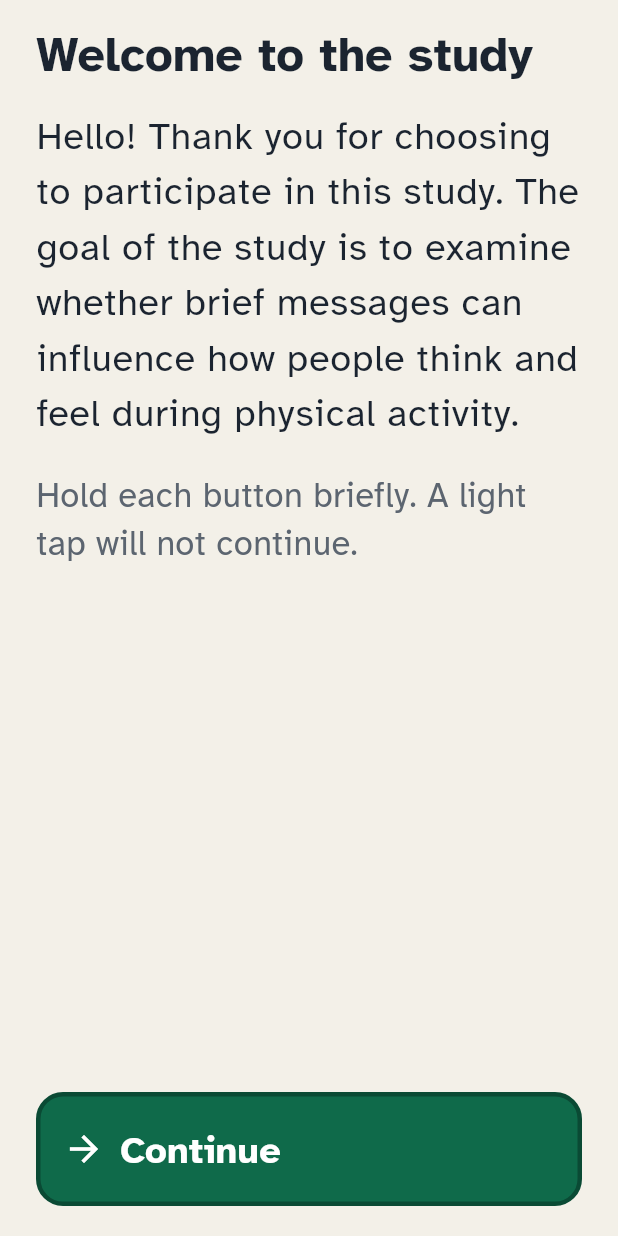
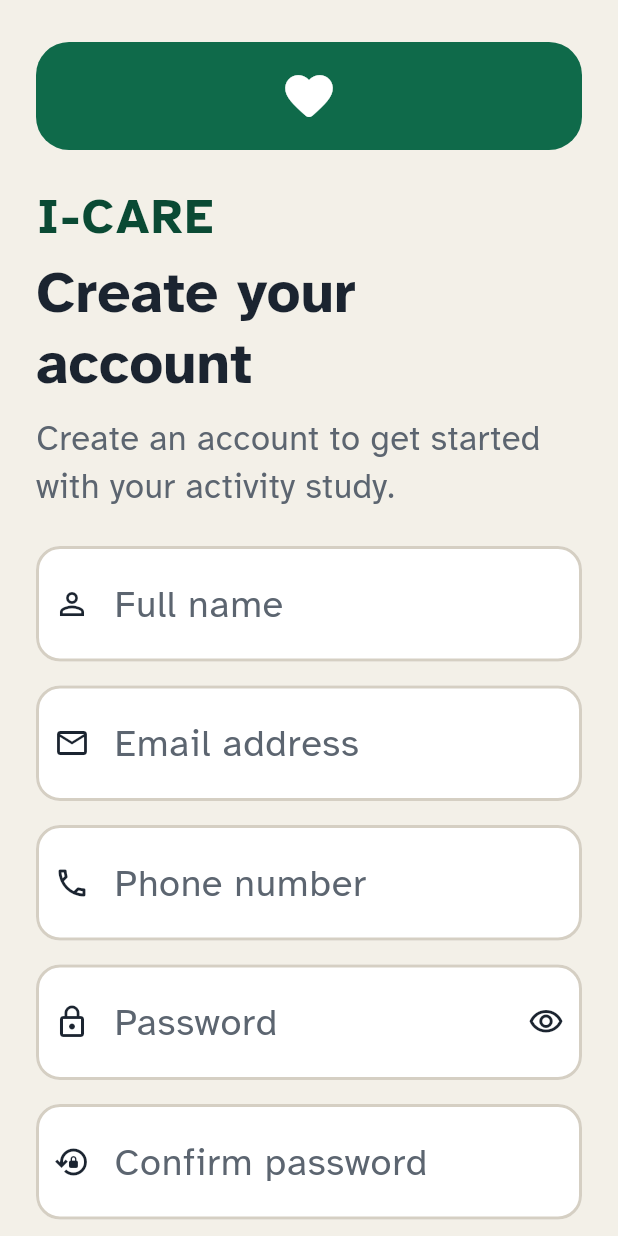
Before and after one commit to Likhith1128/Likhith1128, a Flutter app: the screen it shows after launch, on a phone screen of 412 x 824 dp. Run offline on Flutter 3.47's test engine with Material 3 defaults, Android fonts, the phone set to English and light mode, and no system bars; our stand-ins replace shared_preferences.

Commit message:
an#	modified:   lib/screens/post_activity_screen.dart

```diff
--- a/icare_app/lib/app.dart
+++ b/icare_app/lib/app.dart
@@ -1,6 +1,8 @@
 import 'package:flutter/material.dart';
 
 import 'screens/active_bout_screen.dart';
+import 'screens/activity_history_screen.dart';
+import 'screens/authentication_screen.dart';
 import 'screens/begin_activity_screen.dart';
 import 'screens/during_prompt_screen.dart';
 import 'screens/end_confirm_screen.dart';
@@ -30,10 +32,16 @@ class ICareApp extends StatelessWidget {
       title: 'I-CARE',
       debugShowCheckedModeBanner: false,
       theme: buildStudyTheme(),
-      initialRoute: controller.welcomed ? '/home' : '/',
+      initialRoute: !controller.authenticated
+          ? '/auth'
+          : controller.welcomed
+          ? '/home'
+          : '/',
       routes: {
+        '/auth': (_) => const AuthenticationScreen(),
         '/': (_) => const WelcomeScreen(),
         '/home': (_) => const HomeScreen(),
+        '/activity-history': (_) => const ActivityHistoryScreen(),
         '/settings': (_) => const SettingsScreen(),
         '/morning': (_) => const MorningPromptScreen(),
         '/begin': (_) => const BeginActivityScreen(),
--- /dev/null
+++ b/icare_app/lib/screens/authentication_screen.dart
@@ -0,0 +1,276 @@
+import 'package:flutter/material.dart';
+
+import '../study_scope.dart';
+import '../theme.dart';
+
+class AuthenticationScreen extends StatefulWidget {
+  const AuthenticationScreen({super.key});
+
+  @override
+  State<AuthenticationScreen> createState() => _AuthenticationScreenState();
+}
+
+class _AuthenticationScreenState extends State<AuthenticationScreen> {
+  final _formKey = GlobalKey<FormState>();
+  final _nameController = TextEditingController();
+  final _emailController = TextEditingController();
+  final _phoneController = TextEditingController();
+  final _passwordController = TextEditingController();
+  final _confirmPasswordController = TextEditingController();
+  bool _isSignUp = true;
+  bool _hidePassword = true;
+
+  @override
+  void dispose() {
+    _nameController.dispose();
+    _emailController.dispose();
+    _phoneController.dispose();
+    _passwordController.dispose();
+    _confirmPasswordController.dispose();
+    super.dispose();
+  }
+
+  void _switchMode() {
+    setState(() {
+      _isSignUp = !_isSignUp;
+      _formKey.currentState?.reset();
+    });
+  }
+
+  void _submit() {
+    if (!_formKey.currentState!.validate()) return;
+    final controller = StudyScope.watch(context).controller;
+    final email = _emailController.text.trim();
+    final name = _isSignUp
+        ? _nameController.text.trim()
+        : controller.name.trim().isEmpty
+        ? email.split('@').first
+        : controller.name;
+    controller.completeAuthentication(
+      name: name,
+      email: email,
+      phoneNumber: _isSignUp
+          ? _phoneController.text.trim()
+          : controller.phoneNumber,
+    );
+    if (!mounted) return;
+    Navigator.of(context)
+        .pushReplacementNamed(controller.welcomed ? '/home' : '/');
+  }
+
+  @override
+  Widget build(BuildContext context) {
+    final title = _isSignUp ? 'Create your account' : 'Welcome back';
+    return Scaffold(
+      body: SafeArea(
+        child: Center(
+          child: SingleChildScrollView(
+            padding: const EdgeInsets.fromLTRB(24, 28, 24, 32),
+            child: ConstrainedBox(
+              constraints: const BoxConstraints(maxWidth: 440),
+              child: Form(
+                key: _formKey,
+                child: Column(
+                  crossAxisAlignment: CrossAxisAlignment.stretch,
+                  children: [
+                    Container(
+                      width: 72,
+                      height: 72,
+                      alignment: Alignment.center,
+                      decoration: BoxDecoration(
+                        color: StudyColors.green,
+                        borderRadius: BorderRadius.circular(22),
+                      ),
+                      child: const Icon(
+                        Icons.favorite_rounded,
+                        color: Colors.white,
+                        size: 38,
+                      ),
+                    ),
+                    const SizedBox(height: 24),
+                    Text(
+                      'I-CARE',
+                      style: Theme.of(context).textTheme.titleLarge?.copyWith(
+                        color: StudyColors.greenDark,
+                        letterSpacing: 1.4,
+                      ),
+                    ),
+                    const SizedBox(height: 8),
+                    Text(
+                      title,
+                      style: Theme.of(context).textTheme.headlineMedium,
+                    ),
+                    const SizedBox(height: 10),
+                    Text(
+                      _isSignUp
+                          ? 'Create an account to get started with your activity study.'
+                          : 'Sign in to continue to your activity study.',
+                      style: Theme.of(context).textTheme.bodyMedium
+                          ?.copyWith(color: StudyColors.muted),
+                    ),
+                    const SizedBox(height: 24),
+                    if (_isSignUp) ...[
+                      TextFormField(
+                        key: const Key('auth-name'),
+                        controller: _nameController,
+                        textCapitalization: TextCapitalization.words,
+                        textInputAction: TextInputAction.next,
+                        autofillHints: const [AutofillHints.name],
+                        decoration: const InputDecoration(
+                          labelText: 'Full name',
+                          prefixIcon: Icon(Icons.person_outline),
+                        ),
+                        validator: (value) =>
+                            value == null || value.trim().isEmpty
+                            ? 'Enter your name'
+                            : null,
+                      ),
+                      const SizedBox(height: 16),
+                    ],
+                    TextFormField(
+                      key: const Key('auth-email'),
+                      controller: _emailController,
+                      keyboardType: TextInputType.emailAddress,
+                      textInputAction: TextInputAction.next,
+                      autofillHints: const [AutofillHints.email],
+                      decoration: const InputDecoration(
+                        labelText: 'Email address',
+                        prefixIcon: Icon(Icons.email_outlined),
+                      ),
+                      validator: (value) {
+                        final email = value?.trim() ?? '';
+                        return RegExp(r'^[^\s@]+@[^\s@]+\.[^\s@]+$')
+                                .hasMatch(email)
+                            ? null
+                            : 'Enter a valid email address';
+                      },
+                    ),
+                    if (_isSignUp) ...[
+                      const SizedBox(height: 16),
+                      TextFormField(
+                        key: const Key('auth-phone'),
+                        controller: _phoneController,
+                        keyboardType: TextInputType.phone,
+                        textInputAction: TextInputAction.next,
+                        autofillHints: const [AutofillHints.telephoneNumber],
+                        decoration: const InputDecoration(
+                          labelText: 'Phone number',
+                          prefixIcon: Icon(Icons.phone_outlined),
+                        ),
+                        validator: (value) {
+                          final digits = (value ?? '').replaceAll(
+                            RegExp(r'[^0-9]'),
+                            '',
+                          );
+                          return digits.length >= 7 && digits.length <= 15
+                              ? null
+                              : 'Enter a valid phone number';
+                        },
+                      ),
+                    ],
+                    const SizedBox(height: 16),
+                    TextFormField(
+                      key: const Key('auth-password'),
+                      controller: _passwordController,
+                      obscureText: _hidePassword,
+                      textInputAction: _isSignUp
+                          ? TextInputAction.next
+                          : TextInputAction.done,
+                      autofillHints: _isSignUp
+                          ? const [AutofillHints.newPassword]
+                          : const [AutofillHints.password],
+                      decoration: InputDecoration(
+                        labelText: 'Password',
+                        prefixIcon: const Icon(Icons.lock_outline),
+                        suffixIcon: IconButton(
+                          tooltip: _hidePassword
+                              ? 'Show password'
+                              : 'Hide password',
+                          onPressed: () =>
+                              setState(() => _hidePassword = !_hidePassword),
+                          icon: Icon(
+                            _hidePassword
+                                ? Icons.visibility_outlined
+                                : Icons.visibility_off_outlined,
+                          ),
+                        ),
+                      ),
+                      validator: (value) {
+                        if (value == null || value.isEmpty) {
+                          return 'Enter your password';
+                        }
+                        if (_isSignUp && value.length < 8) {
+                          return 'Use at least 8 characters';
+                        }
+                        return null;
+                      },
+                      onFieldSubmitted: (_) {
+                        if (!_isSignUp) _submit();
+                      },
+                    ),
+                    if (_isSignUp) ...[
+                      const SizedBox(height: 16),
+                      TextFormField(
+                        key: const Key('auth-confirm-password'),
+                        controller: _confirmPasswordController,
+                        obscureText: _hidePassword,
+                        textInputAction: TextInputAction.done,
+                        decoration: const InputDecoration(
+                          labelText: 'Confirm password',
+                          prefixIcon: Icon(Icons.lock_reset_outlined),
+                        ),
+                        validator: (value) => value != _passwordController.text
+                            ? 'Passwords do not match'
+                            : null,
+                        onFieldSubmitted: (_) => _submit(),
+                      ),
+                    ],
+                    const SizedBox(height: 14),
+                    Text(
+                      'Demo only: this app does not verify sign-in credentials with a secure authentication service. Passwords are not saved.',
+                      style: Theme.of(context).textTheme.bodySmall
+                          ?.copyWith(color: StudyColors.muted, height: 1.4),
+                    ),
+                    const SizedBox(height: 20),
+                    SizedBox(
+                      height: 64,
+                      child: FilledButton.icon(
+                        key: const Key('auth-submit'),
+                        onPressed: _submit,
+                        icon: Icon(
+                          _isSignUp ? Icons.person_add_alt_1 : Icons.login,
+                        ),
+                        label: Text(_isSignUp ? 'Create account' : 'Sign in'),
+                        style: FilledButton.styleFrom(
+                          textStyle: Theme.of(context).textTheme.labelLarge,
+                          shape: RoundedRectangleBorder(
+                            borderRadius: BorderRadius.circular(18),
+                          ),
+                        ),
+                      ),
+                    ),
+                    const SizedBox(height: 10),
+                    TextButton(
+                      key: const Key('auth-mode-toggle'),
+                      onPressed: _switchMode,
+                      child: Text(
+                        _isSignUp
+                            ? 'Already have an account? Sign in'
+                            : 'New here? Create an account',
+                        textAlign: TextAlign.center,
+                        style: Theme.of(context).textTheme.bodyMedium?.copyWith(
+                          color: StudyColors.greenDark,
+                          fontWeight: FontWeight.w700,
+                        ),
+                      ),
+                    ),
+                  ],
+                ),
+              ),
+            ),
+          ),
+        ),
+      ),
+    );
+  }
+}
--- a/icare_app/lib/screens/welcome_screen.dart
+++ b/icare_app/lib/screens/welcome_screen.dart
@@ -28,7 +28,7 @@ class WelcomeScreen extends StatelessWidget {
                 ),
                 const SizedBox(height: 20),
                 Text(
-                  'Hold each button briefly. A light tap will not continue.',
+                  'Tap a button once to continue.',
                   style: Theme.of(context).textTheme.bodyMedium
                       ?.copyWith(color: const Color(0xFF5C6570)),
                 ),
--- a/icare_app/lib/study_controller.dart
+++ b/icare_app/lib/study_controller.dart
@@ -15,7 +15,10 @@ class StudyController extends ChangeNotifier {
   final SharedPreferences _prefs;
 
   bool welcomed = false;
-  String name = 'Jane Smith';
+  bool authenticated = false;
+  String name = '';
+  String email = '';
+  String phoneNumber = '';
   StudyGroup group = StudyGroup.exerciseGoals;
   String exerciseGoal = 'good health';
   int morningMinutes = 7 * 60;
@@ -27,7 +30,7 @@ class StudyController extends ChangeNotifier {
 
   String get displayName {
     final trimmed = name.trim();
-    return trimmed.isEmpty ? 'Participant' : trimmed;
+    return trimmed.isEmpty ? 'Enter your name' : trimmed;
   }
 
   String get goalPhrase {
@@ -67,6 +70,18 @@ class StudyController extends ChangeNotifier {
 
   void completeWelcome() {
     welcomed = true;
+    _persist();
+  }
+
+  void completeAuthentication({
+    required String name,
+    required String email,
+    required String phoneNumber,
+  }) {
+    authenticated = true;
+    if (name.trim().isNotEmpty) this.name = name.trim();
+    this.email = email.trim();
+    this.phoneNumber = phoneNumber.trim();
     _persist();
   }
 
@@ -155,8 +170,18 @@ class StudyController extends ChangeNotifier {
       final decoded = jsonDecode(raw);
       if (decoded is! Map) return;
       welcomed = decoded['welcomed'] == true;
+      authenticated = decoded['authenticated'] == true;
+      final storedEmail = decoded['email'];
+      if (storedEmail is String) email = storedEmail;
+      final storedPhone = decoded['phoneNumber'];
+      if (storedPhone is String) phoneNumber = storedPhone;
       final storedName = decoded['name'];
-      if (storedName is String) name = storedName;
+      if (storedName is String &&
+          !(storedName == 'Jane Smith' &&
+              email.isEmpty &&
+              phoneNumber.isEmpty)) {
+        name = storedName;
+      }
       group = StudyGroup.byName(decoded['group'] as String?);
       final storedGoal = decoded['exerciseGoal'];
       if (storedGoal is String) exerciseGoal = storedGoal;
@@ -191,7 +216,10 @@ class StudyController extends ChangeNotifier {
       storageKey,
       jsonEncode({
         'welcomed': welcomed,
+        'authenticated': authenticated,
         'name': name,
+        'email': email,
+        'phoneNumber': phoneNumber,
         'group': group.name,
         'exerciseGoal': exerciseGoal,
         'morningMinutes': morningMinutes,
--- a/icare_app/lib/study_scope.dart
+++ b/icare_app/lib/study_scope.dart
@@ -4,8 +4,8 @@ import 'study_controller.dart';
 
 class StudyTiming {
   const StudyTiming({
-    this.armDelay = const Duration(milliseconds: 1100),
-    this.holdDuration = const Duration(milliseconds: 450),
+    this.armDelay = Duration.zero,
+    this.holdDuration = Duration.zero,
   });
 
   final Duration armDelay;
```
Also changed, not shown: icare_app/lib/screens/active_bout_screen.dart (+73 -1 lines), icare_app/lib/screens/activity_history_screen.dart (added, +140 -0 lines), icare_app/lib/screens/home_screen.dart (+8 -0 lines), icare_app/lib/screens/post_activity_screen.dart (+18 -2 lines), icare_app/lib/screens/settings_screen.dart (+2 -10 lines), 2 other files.
